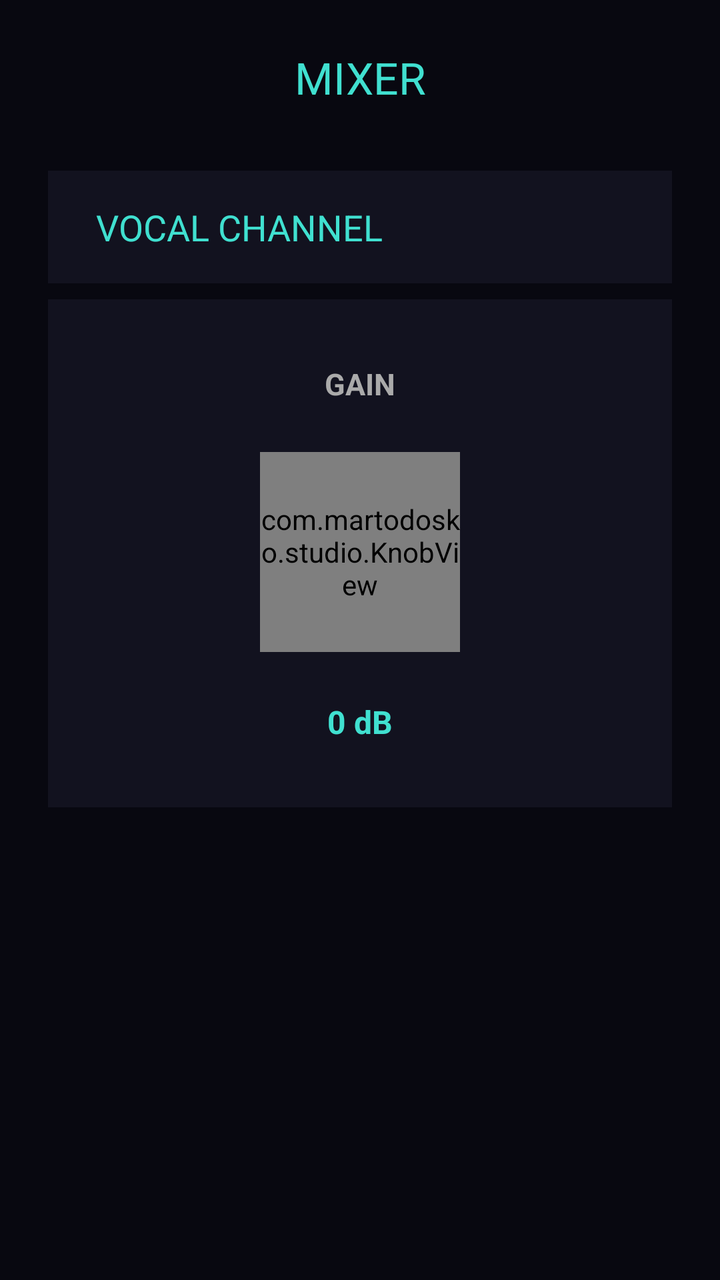
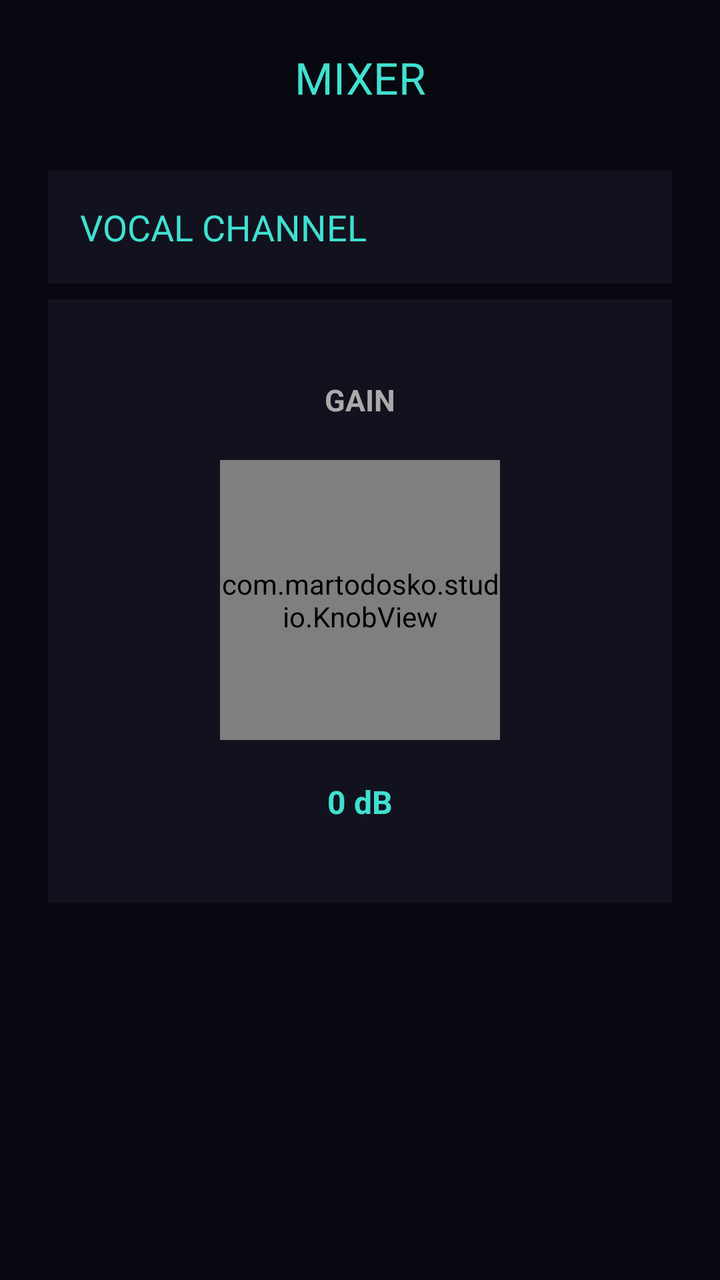

Compare the two renders of this Android layout. The source of the first and the diff that turns it into the second are given below.
<!-- AndroidManifest.xml: activity theme Theme.AppCompat.Light.NoActionBar -->
<!-- res/layout/activity_mixer.xml -->
<?xml version="1.0" encoding="utf-8"?>
<ScrollView xmlns:android="http://schemas.android.com/apk/res/android"
    android:layout_width="match_parent"
    android:layout_height="match_parent"
    android:background="#080810"
    android:fillViewport="true">

    <LinearLayout
        android:layout_width="match_parent"
        android:layout_height="wrap_content"
        android:orientation="vertical"
        android:padding="24dp">

        
        <TextView
            android:layout_width="match_parent"
            android:layout_height="wrap_content"
            android:text="MIXER"
            android:textColor="#40E0D0"
            android:textSize="22sp"
            android:gravity="center"
            android:paddingBottom="32dp"/>

        
        <TextView
            android:layout_width="match_parent"
            android:layout_height="wrap_content"
            android:text="VOCAL CHANNEL"
            android:textColor="#40E0D0"
            android:textSize="18sp"
            android:paddingLeft="24dp"
            android:paddingRight="24dp"
            android:paddingTop="16dp"
            android:paddingBottom="16dp"
            android:background="#12121F"/>

        
        <LinearLayout
            android:layout_width="match_parent"
            android:layout_height="wrap_content"
            android:orientation="vertical"
            android:gravity="center_horizontal"
            android:paddingTop="32dp"
            android:paddingBottom="32dp"
            android:paddingLeft="48dp"
            android:paddingRight="48dp"
            android:background="#12121F"
            android:layout_marginTop="8dp">

            
            <TextView
                android:layout_width="wrap_content"
                android:layout_height="wrap_content"
                android:text="GAIN"
                android:textColor="#AAAAAA"
                android:textSize="15sp"
                android:textStyle="bold"
                android:layout_marginBottom="24dp"/>

            
            <com.martodosko.studio.KnobView
                android:id="@+id/knob_gain"
                android:layout_width="100dp"
                android:layout_height="100dp"/>

            
            <TextView
                android:id="@+id/tv_gain_value"
                android:layout_width="wrap_content"
                android:layout_height="wrap_content"
                android:text="0 dB"
                android:textColor="#40E0D0"
                android:textSize="16sp"
                android:textStyle="bold"
                android:layout_marginTop="24dp"/>

        </LinearLayout>

    </LinearLayout>
</ScrollView>
<!-- resources referenced by this layout -->
<resources>

</resources>

<!-- the commit's change to res/layout/activity_mixer.xml (unified diff, before → after) -->
@@ -11,7 +11,6 @@
         android:orientation="vertical"
         android:padding="24dp">
 
-        
         <TextView
             android:layout_width="match_parent"
             android:layout_height="wrap_content"
@@ -21,33 +20,27 @@
             android:gravity="center"
             android:paddingBottom="32dp"/>
 
-        
         <TextView
             android:layout_width="match_parent"
             android:layout_height="wrap_content"
             android:text="VOCAL CHANNEL"
             android:textColor="#40E0D0"
             android:textSize="18sp"
-            android:paddingLeft="24dp"
-            android:paddingRight="24dp"
-            android:paddingTop="16dp"
-            android:paddingBottom="16dp"
+            android:padding="16dp"
             android:background="#12121F"/>
 
-        
         <LinearLayout
             android:layout_width="match_parent"
             android:layout_height="wrap_content"
             android:orientation="vertical"
             android:gravity="center_horizontal"
-            android:paddingTop="32dp"
-            android:paddingBottom="32dp"
-            android:paddingLeft="48dp"
-            android:paddingRight="48dp"
+            android:paddingTop="40dp"
+            android:paddingBottom="40dp"
+            android:paddingLeft="60dp"
+            android:paddingRight="60dp"
             android:background="#12121F"
             android:layout_marginTop="8dp">
 
-            
             <TextView
                 android:layout_width="wrap_content"
                 android:layout_height="wrap_content"
@@ -55,15 +48,13 @@
                 android:textColor="#AAAAAA"
                 android:textSize="15sp"
                 android:textStyle="bold"
-                android:layout_marginBottom="24dp"/>
+                android:layout_marginBottom="20dp"/>
 
-            
             <com.martodosko.studio.KnobView
                 android:id="@+id/knob_gain"
-                android:layout_width="100dp"
-                android:layout_height="100dp"/>
+                android:layout_width="140dp"
+                android:layout_height="140dp"/>
 
-            
             <TextView
                 android:id="@+id/tv_gain_value"
                 android:layout_width="wrap_content"
@@ -72,9 +63,7 @@
                 android:textColor="#40E0D0"
                 android:textSize="16sp"
                 android:textStyle="bold"
-                android:layout_marginTop="24dp"/>
-
+                android:layout_marginTop="20dp"/>
         </LinearLayout>
-
     </LinearLayout>
 </ScrollView>
